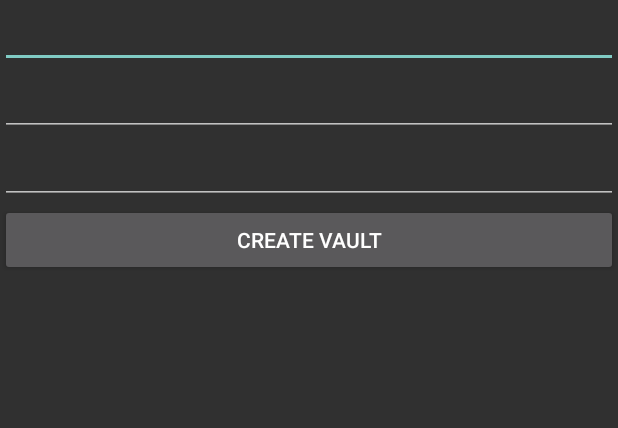
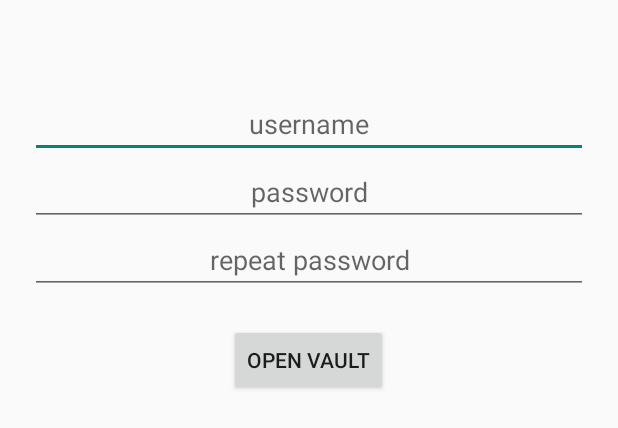
Before and after one commit to wychowanek/MySecretVault, an Android app: the layout fragment_create_vault.xml on its own in the app's theme, with its tools: preview values and no code run, on a phone screen of 412 x 824 dp. Shown: the top 428 px of the screen. Run offline under Robolectric (Android 15) with nearby library versions, the phone set to English and light mode, and no system bars.

```diff
--- a/app/build.gradle
+++ b/app/build.gradle
@@ -13,7 +13,7 @@ buildscript {
     }
 
     dependencies {
-        classpath 'com.android.tools.build:gradle:2.3.2'
+        classpath 'com.android.tools.build:gradle:2.3.3'
         classpath "io.realm:realm-gradle-plugin:3.2.1"
     }
 
--- a/app/src/main/AndroidManifest.xml
+++ b/app/src/main/AndroidManifest.xml
@@ -5,10 +5,10 @@
     <application
         android:name=".VaultSystemContext"
         android:allowBackup="true"
-        android:icon="@mipmap/ic_launcher"
+        android:icon="@mipmap/vault256"
         android:label="@string/app_name"
         android:supportsRtl="true"
-        android:theme="@style/Theme.AppCompat">
+        android:theme="@style/Theme.AppCompat.Light.NoActionBar">
         <activity
             android:name=".main.MainActivity"
             android:label="@string/app_name"
--- a/app/src/main/java/com/jakubwyc/mysecretvault/repository/RealmTreasureDataSource.kt
+++ b/app/src/main/java/com/jakubwyc/mysecretvault/repository/RealmTreasureDataSource.kt
@@ -9,8 +9,8 @@ import com.vicpin.krealmextensions.delete
 import com.vicpin.krealmextensions.save
 import rx.Observable
 
-class RealmTreasureDataSource(val treasureMapper: Mapper<Treasure, RealmTreasure> = TreasureMapper(),
-                              val realmTreasureMapper: Mapper<RealmTreasure, Treasure> = RealmTreasureMapper()) : TreasureDataSource {
+class RealmTreasureDataSource(private val treasureMapper: Mapper<Treasure, RealmTreasure> = TreasureMapper(),
+                              private val realmTreasureMapper: Mapper<RealmTreasure, Treasure> = RealmTreasureMapper()) : TreasureDataSource {
 
     override fun save(treasure: Treasure): Observable<Boolean> {
         return Observable.create<Boolean> { subscriber ->
--- a/app/src/main/java/com/jakubwyc/mysecretvault/vault/VaultActivity.kt
+++ b/app/src/main/java/com/jakubwyc/mysecretvault/vault/VaultActivity.kt
@@ -40,9 +40,7 @@ class VaultActivity : AppCompatActivity(), VaultView, TreasureOnClickListener {
     private fun setupRecyclerView() {
         recyclerView.isNestedScrollingEnabled = false
         val layoutManager = object : LinearLayoutManager(this) {
-            override fun supportsPredictiveItemAnimations(): Boolean {
-                return true
-            }
+            override fun supportsPredictiveItemAnimations() = true
         }
         recyclerView.layoutManager = layoutManager
         val itemTouchHelper = ItemTouchHelper(itemSwipeCallback)
--- a/app/src/main/res/layout/fragment_create_vault.xml
+++ b/app/src/main/res/layout/fragment_create_vault.xml
@@ -1,30 +1,50 @@
 <?xml version="1.0" encoding="utf-8"?>
-<LinearLayout xmlns:android="http://schemas.android.com/apk/res/android"
+<RelativeLayout xmlns:android="http://schemas.android.com/apk/res/android"
     android:layout_width="match_parent"
     android:layout_height="match_parent"
     android:orientation="vertical">
 
+    <LinearLayout
+        android:id="@+id/login_pass"
+        android:layout_width="match_parent"
+        android:layout_height="wrap_content"
+        android:layout_alignParentStart="true"
+        android:layout_marginTop="40dp"
+        android:orientation="vertical"
+        android:padding="20dp">
+
         <EditText
             android:id="@+id/loginEdit"
             android:layout_width="match_parent"
-        android:layout_height="wrap_content" />
+            android:layout_height="wrap_content"
+            android:gravity="center"
+            android:hint="@string/username"
+            android:inputType="text" />
 
         <EditText
             android:id="@+id/passwordEdit"
             android:layout_width="match_parent"
             android:layout_height="wrap_content"
+            android:gravity="center"
+            android:hint="@string/password"
             android:inputType="textPassword" />
 
         <EditText
             android:id="@+id/passwordRepeatEdit"
             android:layout_width="match_parent"
             android:layout_height="wrap_content"
+            android:gravity="center"
+            android:hint="@string/repeat_password"
             android:inputType="textPassword" />
+    </LinearLayout>
+
 
     <Button
         android:id="@+id/createVaultButton"
-        android:layout_width="match_parent"
+        android:layout_width="wrap_content"
         android:layout_height="wrap_content"
-        android:text="Create Vault" />
+        android:layout_below="@+id/login_pass"
+        android:layout_centerHorizontal="true"
+        android:text="@string/open_vault" />
 
-</LinearLayout>
+</RelativeLayout>
--- a/app/src/main/res/layout/fragment_open_vault.xml
+++ b/app/src/main/res/layout/fragment_open_vault.xml
@@ -2,6 +2,7 @@
 <RelativeLayout xmlns:android="http://schemas.android.com/apk/res/android"
     android:layout_width="match_parent"
     android:layout_height="match_parent"
+    android:background="@color/primaryBackground"
     android:gravity="center_horizontal"
     android:orientation="vertical">
 
@@ -17,6 +18,7 @@
 
         <EditText
             android:id="@+id/loginEdit"
+            style="@style/EditText.Login"
             android:layout_width="match_parent"
             android:layout_height="wrap_content"
             android:gravity="center"
@@ -24,6 +26,7 @@
 
         <EditText
             android:id="@+id/passwordEdit"
+            style="@style/EditText.Login"
             android:layout_width="match_parent"
             android:layout_height="wrap_content"
             android:gravity="center"
--- a/app/src/main/res/values/colors.xml
+++ b/app/src/main/res/values/colors.xml
@@ -3,4 +3,6 @@
     <color name="colorPrimary">#3F51B5</color>
     <color name="colorPrimaryDark">#303F9F</color>
     <color name="colorAccent">#FF4081</color>
+    <color name="primaryBackground">#666666</color>
+    <color name="primaryHint">#444444</color>
 </resources>
--- a/app/src/main/res/values/strings.xml
+++ b/app/src/main/res/values/strings.xml
@@ -24,4 +24,5 @@
     <string name="save">Save</string>
     <string name="type_your_treasure_text_here">Type your treasure text here...</string>
     <string name="extra_treasure">treasure</string>
+    <string name="repeat_password">repeat password</string>
 </resources>
```
Also changed, not shown: app/src/main/java/com/jakubwyc/mysecretvault/treasure/TreasureAdapter.kt (+2 -6 lines), app/src/main/java/com/jakubwyc/mysecretvault/vault/create/CreateVaultFragment.kt (+4 -3 lines), app/src/main/res/values/styles.xml (+9 -0 lines), build.gradle (+13 -2 lines), app/src/main/java/com/jakubwyc/mysecretvault/model/User.kt (line endings or trailing spaces), app/src/main/res/mipmap-xhdpi/vault256.png (added). Lines whose indentation alone changed are shown as unchanged.
